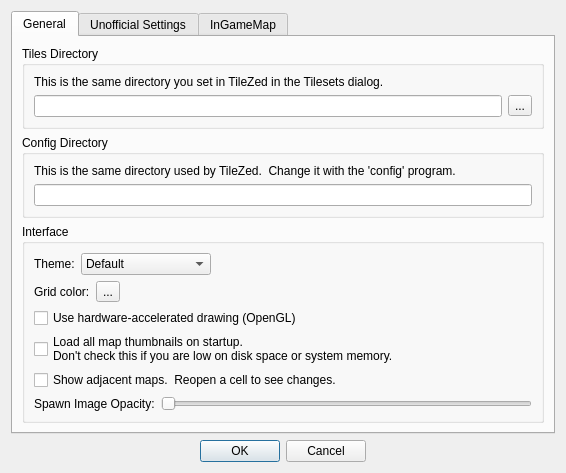
Before: the Qt Designer form src/editor/preferencesdialog.ui in gruxor/pzworlded, drawn with Qt 5.
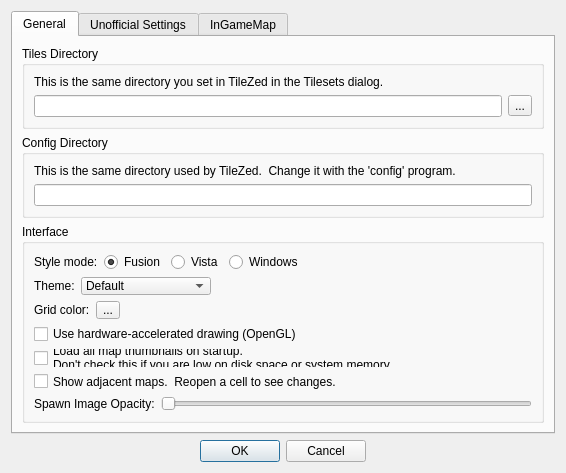
After: the same form once the commit is applied. The open tabs and pages were chosen to show the change. Custom widgets are drawn as their Qt base class.

Commit message: Implemented basic style swapper to complement themes

The edit to the form file:
```diff
--- a/src/editor/preferencesdialog.ui
+++ b/src/editor/preferencesdialog.ui
@@ -98,7 +98,68 @@
          </property>
          <layout class="QVBoxLayout" name="verticalLayout_5">
           <item>
+           <layout class="QHBoxLayout" name="styleModeLayout">
+            <item>
+             <widget class="QLabel" name="styleModeLabel">
+              <property name="text">
+               <string>Style mode:</string>
+              </property>
+             </widget>
+            </item>
+            <item>
+             <widget class="QRadioButton" name="fusionStyleMode">
+              <property name="text">
+               <string>Fusion</string>
+              </property>
+              <property name="checked">
+               <bool>true</bool>
+              </property>
+             </widget>
+            </item>
+            <item>
+             <widget class="QRadioButton" name="vistaStyleMode">
+              <property name="text">
+               <string>Vista</string>
+              </property>
+             </widget>
+            </item>
+            <item>
+             <widget class="QRadioButton" name="windowsStyleMode">
+              <property name="text">
+               <string>Windows</string>
+              </property>
+             </widget>
+            </item>
+            <item>
+             <spacer name="horizontalSpacer_9">
+              <property name="orientation">
+               <enum>Qt::Horizontal</enum>
+              </property>
+              <property name="sizeHint" stdset="0">
+               <size>
+                <width>40</width>
+                <height>20</height>
+               </size>
+              </property>
+             </spacer>
+            </item>
+           </layout>
+          </item>
+          <item>
+           <widget class="QWidget" name="themeRow" native="true">
            <layout class="QHBoxLayout" name="themeLayout">
+               <property name="leftMargin">
+                <number>0</number>
+               </property>
+               <property name="topMargin">
+                <number>0</number>
+               </property>
+               <property name="rightMargin">
+                <number>0</number>
+               </property>
+               <property name="bottomMargin">
+                <number>0</number>
+               </property>
             <item>
              <widget class="QLabel" name="themeLabel">
               <property name="text">
@@ -144,6 +205,7 @@
              </spacer>
             </item>
            </layout>
+           </widget>
           </item>
           <item>
            <widget class="QWidget" name="widget" native="true">
```
Lines whose indentation alone changed are shown as unchanged. The commit also changes 4 other files.
